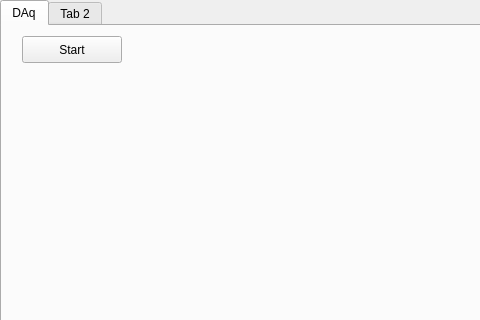
The window that main.ui (nogleo/datanog) describes before a commit, drawn with Qt 5; both pictures show x 0 to 480 and y 0 to 320 of the 800 by 480 pixel window.
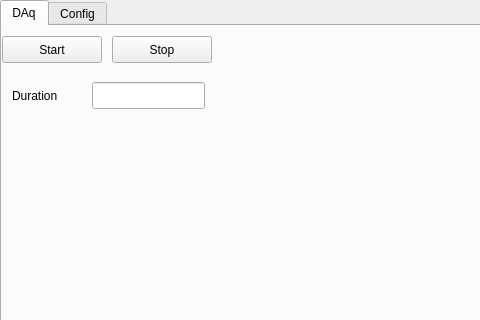
The same window after the commit.

Commit message: go go go

What changed in the file:
```diff
--- a/main.ui
+++ b/main.ui
@@ -81,7 +81,7 @@
      <widget class="QPushButton" name="pushButton">
       <property name="geometry">
        <rect>
-        <x>20</x>
+        <x>0</x>
         <y>10</y>
         <width>100</width>
         <height>27</height>
@@ -94,17 +94,56 @@
      <widget class="QWidget" name="widget" native="true">
       <property name="geometry">
        <rect>
-        <x>190</x>
+        <x>219</x>
         <y>0</y>
-        <width>600</width>
+        <width>571</width>
         <height>440</height>
        </rect>
       </property>
      </widget>
+     <widget class="QPushButton" name="pushButton_2">
+      <property name="geometry">
+       <rect>
+        <x>110</x>
+        <y>10</y>
+        <width>100</width>
+        <height>27</height>
+       </rect>
+      </property>
+      <property name="text">
+       <string>Stop</string>
+      </property>
+     </widget>
+     <widget class="QLineEdit" name="lineEdit">
+      <property name="geometry">
+       <rect>
+        <x>90</x>
+        <y>56</y>
+        <width>113</width>
+        <height>27</height>
+       </rect>
+      </property>
+      <property name="text">
+       <string/>
+      </property>
+     </widget>
+     <widget class="QLabel" name="label">
+      <property name="geometry">
+       <rect>
+        <x>10</x>
+        <y>60</y>
+        <width>76</width>
+        <height>19</height>
+       </rect>
+      </property>
+      <property name="text">
+       <string>Duration</string>
+      </property>
+     </widget>
     </widget>
     <widget class="QWidget" name="tab_2">
      <attribute name="title">
-      <string>Tab 2</string>
+      <string>Config</string>
      </attribute>
      <widget class="QComboBox" name="comboBox">
       <property name="geometry">
```
Left out of the diff: 10 changed lines with no effect on the pictures. The commit also changes 2 other files.
